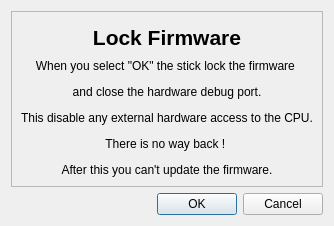
Nitrokey/nitrokey-app, file stick20lockfirmwaredialog.ui: the form before one commit.
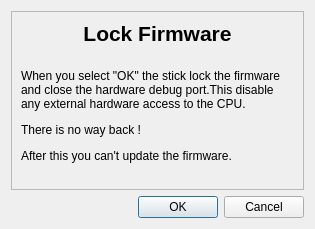
The form after the commit. Icons and pictures are not drawn.

```diff
--- a/stick20lockfirmwaredialog.ui
+++ b/stick20lockfirmwaredialog.ui
@@ -6,8 +6,8 @@
    <rect>
     <x>0</x>
     <y>0</y>
-    <width>328</width>
-    <height>226</height>
+    <width>315</width>
+    <height>229</height>
    </rect>
   </property>
   <property name="sizePolicy">
@@ -52,8 +52,17 @@
       </item>
       <item>
        <widget class="QLabel" name="label">
+        <property name="sizePolicy">
+         <sizepolicy hsizetype="Expanding" vsizetype="Expanding">
+          <horstretch>0</horstretch>
+          <verstretch>0</verstretch>
+         </sizepolicy>
+        </property>
         <property name="text">
-         <string>&lt;html&gt;&lt;head/&gt;&lt;body&gt;&lt;p align=&quot;center&quot;&gt;&lt;span style=&quot; font-size:9pt;&quot;&gt;When you select &amp;quot;OK&amp;quot; the stick lock the firmware &lt;/span&gt;&lt;/p&gt;&lt;p align=&quot;center&quot;&gt;&lt;span style=&quot; font-size:9pt;&quot;&gt;and close the hardware debug port.&lt;/span&gt;&lt;/p&gt;&lt;p align=&quot;center&quot;&gt;&lt;span style=&quot; font-size:9pt;&quot;&gt;This disable any external hardware access to the CPU.&lt;/span&gt;&lt;/p&gt;&lt;p align=&quot;center&quot;&gt;&lt;span style=&quot; font-size:9pt;&quot;&gt;There is no way back ! &lt;/span&gt;&lt;/p&gt;&lt;p align=&quot;center&quot;&gt;&lt;span style=&quot; font-size:9pt;&quot;&gt;After this you can't update the firmware.&lt;/span&gt;&lt;/p&gt;&lt;/body&gt;&lt;/html&gt;</string>
+         <string>&lt;html&gt;&lt;head/&gt;&lt;body&gt;&lt;p&gt;When you select &amp;quot;OK&amp;quot; the stick lock the firmware and close the hardware debug port.This disable any external hardware access to the CPU.&lt;/p&gt;&lt;p&gt;There is no way back ! &lt;/p&gt;&lt;p&gt;After this you can't update the firmware.&lt;/p&gt;&lt;/body&gt;&lt;/html&gt;</string>
+        </property>
+        <property name="wordWrap">
+         <bool>true</bool>
         </property>
        </widget>
       </item>
```
